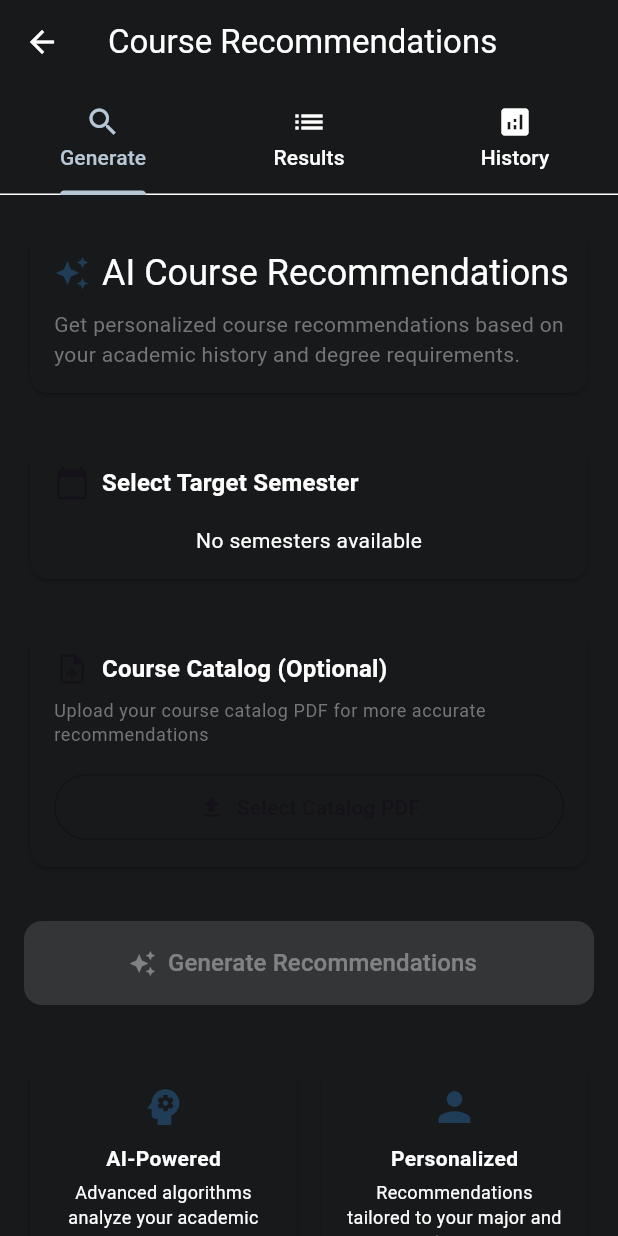
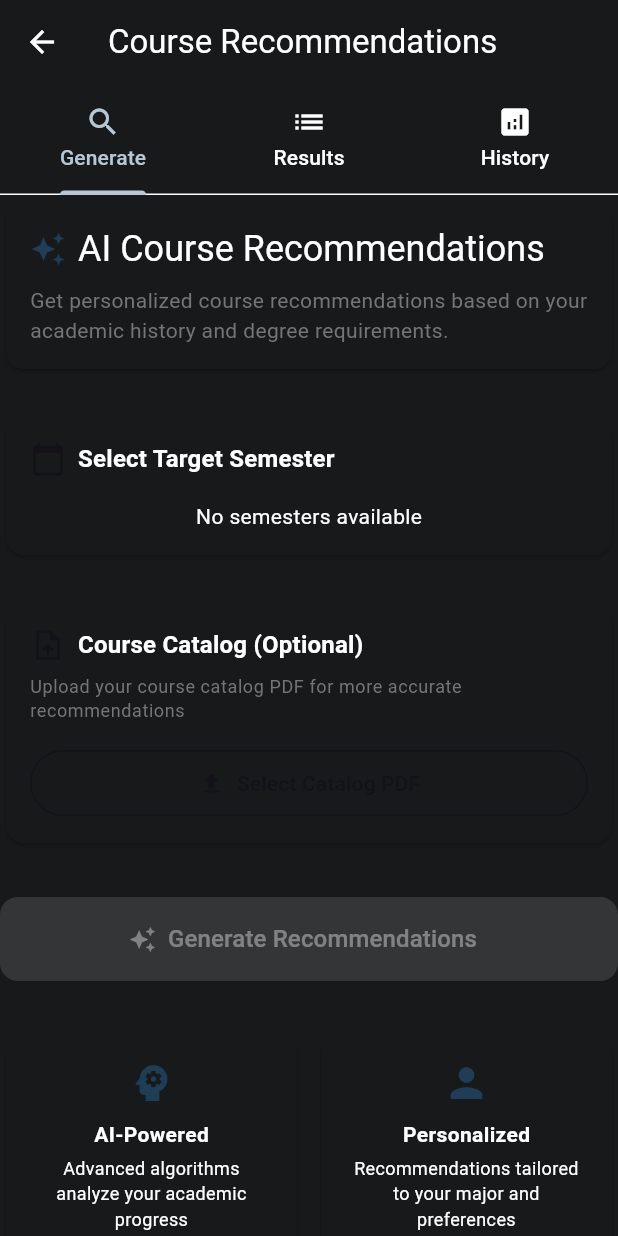
Before and after one commit to Technion236272/2025b-DegreEZ, a Flutter app: the CourseRecommendationPage screen opened directly, on a phone screen of 412 x 824 dp. Run offline on Flutter 3.47's test engine with Material 3 defaults, Android fonts, the phone set to English and light mode, and no system bars; drawn by our look-alikes of calendar_view; our stand-ins replace auto_size_text, cloud_firestore, file_picker, firebase_ai, firebase_auth, firebase_core and 7 more; accounts and stored records are empty.

Commit message:
fixing overflow

```diff
--- a/degreez/lib/pages/course_recommendation_page.dart
+++ b/degreez/lib/pages/course_recommendation_page.dart
@@ -78,7 +78,6 @@ class _CourseRecommendationPageState extends State<CourseRecommendationPage>
     return Consumer<CourseRecommendationProvider>(
       builder: (context, provider, child) {
         return SingleChildScrollView(
-          padding: const EdgeInsets.all(16.0),
           child: Column(
             crossAxisAlignment: CrossAxisAlignment.start,
             children: [
--- a/degreez/lib/providers/course_provider.dart
+++ b/degreez/lib/providers/course_provider.dart
@@ -97,6 +97,7 @@ class CourseProvider with ChangeNotifier {
     return _coursesBySemester[semesterKey] ?? [];
   }
 
+// Get all courses by semester
   Map<String, List<StudentCourse>> get coursesBySemester =>
       Map.unmodifiable(_coursesBySemester);
   CourseLoadingState get loadingState => _loadingState;
```
